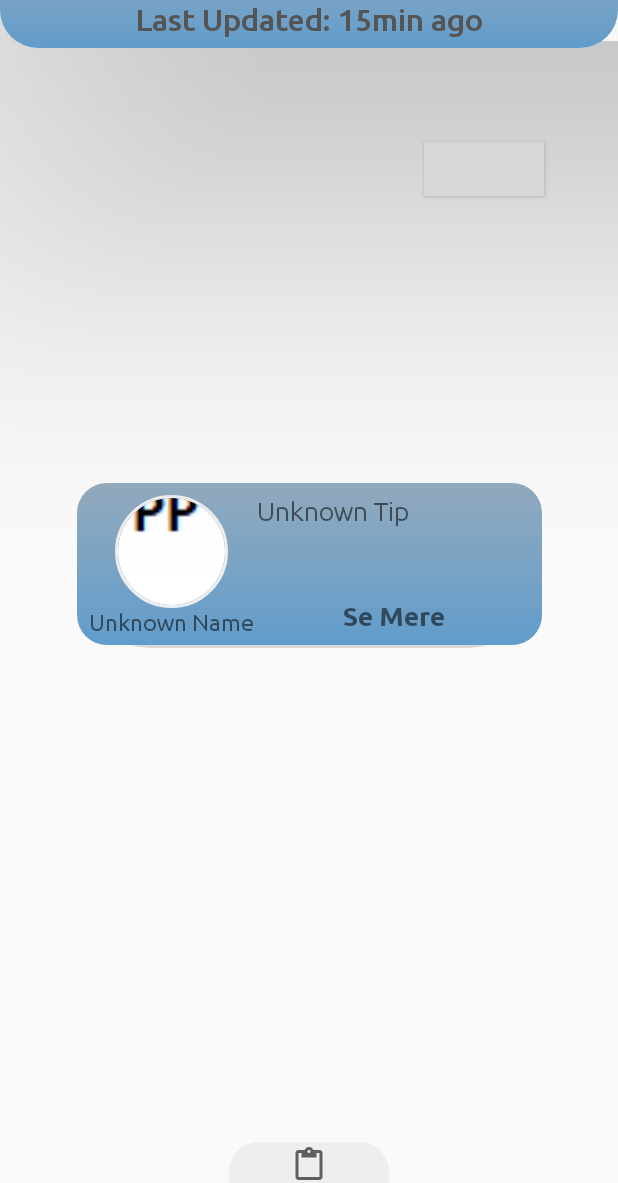
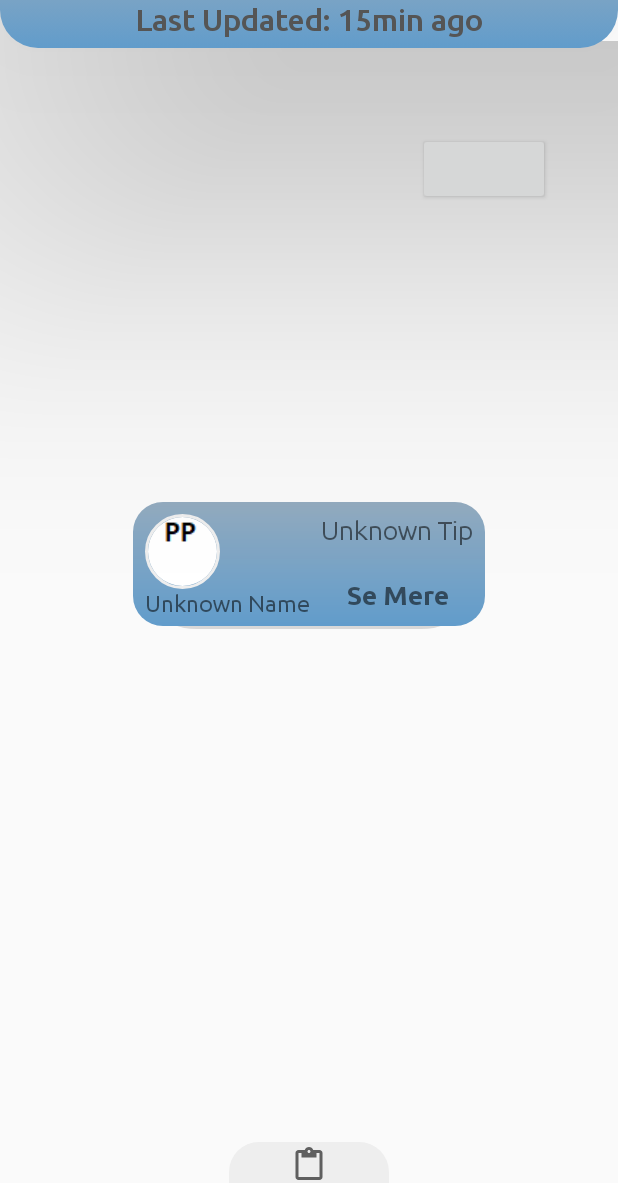
Before and after one commit to SirDancealot/P-Kontrol, an Android app: the fragment FragTipBobble placed in its activity, on a phone screen of 412 x 824 dp, the part 53-1236 px from its top. Run offline under Robolectric (Android 15) with nearby library versions, the phone set to English and light mode, and no system bars; our stand-ins replace CircleImageView; pictures from the network do not load; 1 statement that could not run was skipped.

Commit message:
tilføjet loading af billeder i tips og dato

```diff
--- a/app/src/main/java/com/example/p_kontrol/UI/Activities/ActivityMapView.java
+++ b/app/src/main/java/com/example/p_kontrol/UI/Activities/ActivityMapView.java
@@ -52,6 +52,7 @@ import com.google.android.gms.tasks.Task;
 
 import java.time.LocalDate;
 import java.util.ArrayList;
+import java.util.Date;
 import java.util.LinkedList;
 import java.util.List;
 
@@ -280,6 +281,10 @@ public class ActivityMapView extends AppCompatActivity implements OnMapReadyCall
                 if (UserInfoDTO.getUserInfoDTO().getUrl() != null){
                     newTip.setUrl(UserInfoDTO.getUserInfoDTO().getUrl());
                 }
+                if (UserInfoDTO.getUserInfoDTO().getName() != null) {
+                    newTip.setAuthor(UserInfoDTO.getUserInfoDTO().getName());
+                }
+                newTip.setMessege("xxx"); // write tip
                 dtoList.add(newTip);
 
             }
@@ -484,12 +489,20 @@ public class ActivityMapView extends AppCompatActivity implements OnMapReadyCall
         tip1.setUrl("https://graph.facebook.com/" + "1224894504" + "/picture?type=normal");
         tip1.setAuthor("August");
         tip1.setMessege(getResources().getString(R.string.tip1));
+        if (Build.VERSION.SDK_INT >= Build.VERSION_CODES.O) {
+            LocalDate tempDate = LocalDate.of(2019, 2, 9);
+            tip1.setDate(tempDate);
+        }
         tip2 = new TipDTO();
         tip2.setTipId(getNewID());
         tip2.setLocation(new LatLng(	55.679098, 	12.569337));
         tip2.setUrl("https://graph.facebook.com/" + "100009221661122" + "/picture?type=normal");
         tip2.setAuthor("Hans the Human");
         tip2.setMessege(getResources().getString(R.string.tip2));
+        if (Build.VERSION.SDK_INT >= Build.VERSION_CODES.O) {
+            LocalDate tempDate = LocalDate.of(2019, 7, 13);
+            tip2.setDate(tempDate);
+        }
         dtoList.add(tip1);
         dtoList.add(tip2);
 
--- a/app/src/main/java/com/example/p_kontrol/UI/Adapters/TipBobblesAdapter.java
+++ b/app/src/main/java/com/example/p_kontrol/UI/Adapters/TipBobblesAdapter.java
@@ -21,6 +21,7 @@ public class TipBobblesAdapter extends FragmentStatePagerAdapter {
     final String BOBBLE_NAME = "bobbleTip_name";
     final String BOBBLE_TEXT = "bobbleTip_text";
     final String BOBBLE_URL = "bobbleTip_URL";
+    final String BOBBLE_DATE = "bobbleTip_DATE";
 
 
     // Variables
@@ -39,6 +40,7 @@ public class TipBobblesAdapter extends FragmentStatePagerAdapter {
         TipDTO thisElement = tips.get(position);
         bundle.putString(BOBBLE_NAME, thisElement.getAuthor() );
         bundle.putString(BOBBLE_TEXT, thisElement.getMessege() );
+        bundle.putString(BOBBLE_DATE, thisElement.getDate().toString().replace("\n", "") );
         try {
             bundle.putString(BOBBLE_URL, thisElement.getUrl());
         } catch (Exception e){
--- a/app/src/main/java/com/example/p_kontrol/UI/Fragments/FragTipBobble.java
+++ b/app/src/main/java/com/example/p_kontrol/UI/Fragments/FragTipBobble.java
@@ -26,6 +26,7 @@ public class FragTipBobble extends Fragment implements View.OnClickListener{
     final String BOBBLE_NAME = "bobbleTip_name";
     final String BOBBLE_TEXT = "bobbleTip_text";
     final String BOBBLE_URL = "bobbleTip_URL";
+    final String BOBBLE_DATE = "bobbleTip_DATE";
 
     // regular Variables
     private View view, container,suroundings;
@@ -65,6 +66,8 @@ public class FragTipBobble extends Fragment implements View.OnClickListener{
 
             if (tipText.length() > 65) {
                 tipText = tipText.substring(0, 65) + "...";
+            } else {
+                readMore.setText(getArguments().getString(BOBBLE_DATE));
             }
             tip.setText(tipText);
 
@@ -114,7 +117,10 @@ public class FragTipBobble extends Fragment implements View.OnClickListener{
                 Log.i(TAG, "onClick:bobbelTip_container  ");
                 break;
             case (R.id.bobbelTip_readMore):
-                //todo Impl: exspand Tip Box.
+                readMore.setText(getArguments().getString(BOBBLE_DATE));
+                tip.setText(getArguments().getString(BOBBLE_TEXT));
+
+
                 Log.i(TAG, "onClick: ReadBox ");
                 break;
             default:
--- a/app/src/main/res/layout/fragment_tip_bobble.xml
+++ b/app/src/main/res/layout/fragment_tip_bobble.xml
@@ -11,8 +11,8 @@
 
     <FrameLayout
         android:id="@+id/bobbelTip_container"
-        android:layout_width="310dp"
-        android:layout_height="110dp"
+        android:layout_width="wrap_content"
+        android:layout_height="wrap_content"
         app:layout_constraintBottom_toBottomOf="parent"
         app:layout_constraintEnd_toEndOf="parent"
         app:layout_constraintStart_toStartOf="parent"
@@ -40,9 +40,8 @@
 
             <de.hdodenhof.circleimageview.CircleImageView
                 android:id="@+id/bobbelTip_Img"
-                android:layout_width="match_parent"
-                android:layout_height="0dp"
-                android:layout_weight="1"
+                android:layout_width="50dp"
+                android:layout_height="50dp"
                 app:civ_border_width="2dp"
                 app:civ_border_color="@color/color_matWhite"/>
 
@@ -52,8 +51,7 @@
                 android:fontFamily="@font/ubuntu"
                 android:textSize="15dp"
                 android:layout_width="wrap_content"
-                android:layout_height="wrap_content"
-                android:text="Lola Mongola"/>
+                android:layout_height="wrap_content"/>
 
         </LinearLayout>
 
@@ -62,17 +60,17 @@
             android:layout_width="match_parent"
             android:layout_height="match_parent"
             android:orientation="vertical"
-            android:paddingLeft="2dp">
+            android:paddingLeft="7dp">
 
 
             <TextView
                 android:id="@+id/bobbelTip_mainTextView"
                 android:layout_width="match_parent"
-                android:layout_height="70dp"
+                android:layout_height="wrap_content"
                 android:fontFamily="@font/ubuntu"
-                android:textSize="17dp"
                 android:paddingBottom="5dp"
-                android:text="@string/tip1" />
+                android:text="@string/tip2"
+                android:textSize="17dp" />
 
 
             <TextView
@@ -82,7 +80,7 @@
                 android:fontFamily="@font/ubuntu_bold"
                 android:paddingBottom="4dp"
                 android:textSize="17dp"
-                android:gravity="center"
+                android:gravity="bottom|center_horizontal"
                 android:text="Se Mere" />
 
         </LinearLayout>
```
